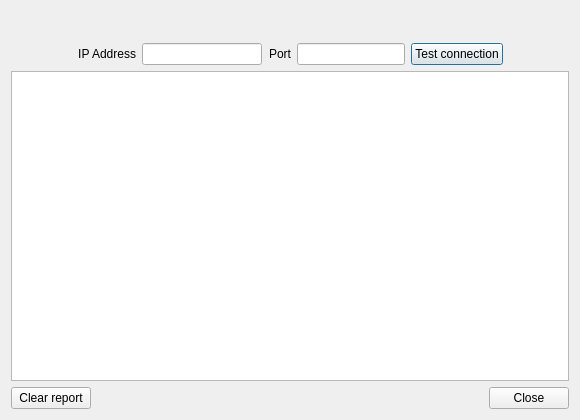
Before: the Qt Designer form src/desktop/GuiNetworkTest.ui in Stkai/BeeBEEP, drawn with Qt 5.
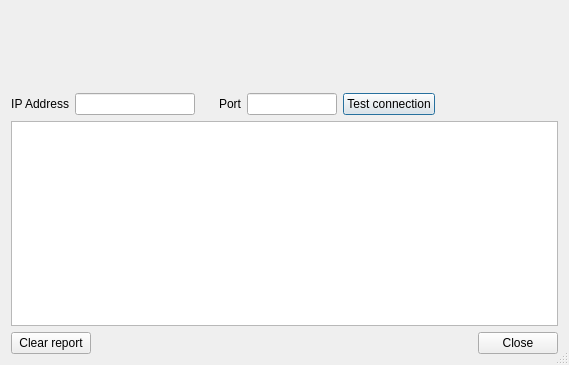
After: the same form once the commit is applied. Icons and pictures are not drawn.

Commit message: New feature: you can test your network connections in menu "Main" - "Test your network"

Diff of the .ui file:
```diff
--- a/src/desktop/GuiNetworkTest.ui
+++ b/src/desktop/GuiNetworkTest.ui
@@ -9,16 +9,47 @@
    <rect>
     <x>0</x>
     <y>0</y>
-    <width>580</width>
-    <height>420</height>
+    <width>569</width>
+    <height>365</height>
    </rect>
   </property>
-  <property name="windowTitle">
-   <string>Dialog</string>
+  <property name="sizeGripEnabled">
+   <bool>true</bool>
   </property>
-  <layout class="QGridLayout" name="gridLayout">
-   <item row="0" column="0" colspan="7">
-    <widget class="QLabel" name="mp_lHelp">
+  <layout class="QGridLayout" name="gridLayout_2">
+   <item row="0" column="0">
+    <widget class="QLabel" name="mp_lPix">
+     <property name="sizePolicy">
+      <sizepolicy hsizetype="Fixed" vsizetype="Fixed">
+       <horstretch>0</horstretch>
+       <verstretch>0</verstretch>
+      </sizepolicy>
+     </property>
+     <property name="minimumSize">
+      <size>
+       <width>48</width>
+       <height>48</height>
+      </size>
+     </property>
+     <property name="maximumSize">
+      <size>
+       <width>48</width>
+       <height>48</height>
+      </size>
+     </property>
+     <property name="pixmap">
+      <pixmap resource="../beebeep.qrc">:/images/network.png</pixmap>
+     </property>
+     <property name="scaledContents">
+      <bool>true</bool>
+     </property>
+     <property name="alignment">
+      <set>Qt::AlignCenter</set>
+     </property>
+    </widget>
+   </item>
+   <item row="0" column="1">
+    <widget class="QLabel" name="mp_lHelp1">
      <property name="sizePolicy">
       <sizepolicy hsizetype="Expanding" vsizetype="Preferred">
        <horstretch>0</horstretch>
@@ -36,20 +67,9 @@
      </property>
     </widget>
    </item>
+   <item row="1" column="0" colspan="2">
+    <layout class="QGridLayout" name="gridLayout">
    <item row="1" column="0">
-    <spacer name="horizontalSpacer_2">
-     <property name="orientation">
-      <enum>Qt::Horizontal</enum>
-     </property>
-     <property name="sizeHint" stdset="0">
-      <size>
-       <width>4</width>
-       <height>20</height>
-      </size>
-     </property>
-    </spacer>
-   </item>
-   <item row="1" column="1">
     <widget class="QLabel" name="mp_lIp">
      <property name="sizePolicy">
       <sizepolicy hsizetype="Minimum" vsizetype="Preferred">
@@ -65,7 +85,7 @@
      </property>
     </widget>
    </item>
-   <item row="1" column="2">
+     <item row="1" column="1">
     <widget class="QLineEdit" name="mp_leIpAddress">
      <property name="minimumSize">
       <size>
@@ -81,7 +101,7 @@
      </property>
     </widget>
    </item>
-   <item row="1" column="3">
+     <item row="1" column="2">
     <widget class="QLabel" name="mp_lPort">
      <property name="sizePolicy">
       <sizepolicy hsizetype="Minimum" vsizetype="Preferred">
@@ -89,6 +109,12 @@
        <verstretch>0</verstretch>
       </sizepolicy>
      </property>
+       <property name="minimumSize">
+        <size>
+         <width>40</width>
+         <height>0</height>
+        </size>
+       </property>
      <property name="text">
       <string>Port</string>
      </property>
@@ -97,7 +123,7 @@
      </property>
     </widget>
    </item>
-   <item row="1" column="4">
+     <item row="1" column="3">
     <widget class="QLineEdit" name="mp_lePort">
      <property name="sizePolicy">
       <sizepolicy hsizetype="Minimum" vsizetype="Fixed">
@@ -111,6 +137,12 @@
        <height>0</height>
       </size>
      </property>
+       <property name="maximumSize">
+        <size>
+         <width>90</width>
+         <height>16777215</height>
+        </size>
+       </property>
      <property name="maxLength">
       <number>5</number>
      </property>
@@ -119,14 +151,14 @@
      </property>
     </widget>
    </item>
-   <item row="1" column="5">
+     <item row="1" column="4">
     <widget class="QPushButton" name="mp_pbTest">
      <property name="text">
       <string>Test connection</string>
      </property>
     </widget>
    </item>
-   <item row="1" column="6">
+     <item row="1" column="5">
     <spacer name="horizontalSpacer_3">
      <property name="orientation">
       <enum>Qt::Horizontal</enum>
@@ -139,10 +171,35 @@
      </property>
     </spacer>
    </item>
-   <item row="2" column="0" colspan="7">
-    <widget class="QTextEdit" name="mp_teReport"/>
-   </item>
-   <item row="3" column="0" colspan="7">
+     <item row="0" column="0" colspan="6">
+      <widget class="QLabel" name="mp_lHelp2">
+       <property name="sizePolicy">
+        <sizepolicy hsizetype="Expanding" vsizetype="Preferred">
+         <horstretch>0</horstretch>
+         <verstretch>0</verstretch>
+        </sizepolicy>
+       </property>
+       <property name="minimumSize">
+        <size>
+         <width>0</width>
+         <height>22</height>
+        </size>
+       </property>
+      </widget>
+     </item>
+    </layout>
+   </item>
+   <item row="2" column="0" colspan="2">
+    <widget class="QTextEdit" name="mp_teReport">
+     <property name="undoRedoEnabled">
+      <bool>false</bool>
+     </property>
+     <property name="readOnly">
+      <bool>true</bool>
+     </property>
+    </widget>
+   </item>
+   <item row="3" column="0" colspan="2">
     <layout class="QHBoxLayout" name="horizontalLayout_2">
      <item>
       <widget class="QPushButton" name="mp_pbClear">
```
Left out of the diff: 7 changed lines with no effect on the pictures. Lines whose indentation alone changed are shown as unchanged. The commit also changes 28 other files.
